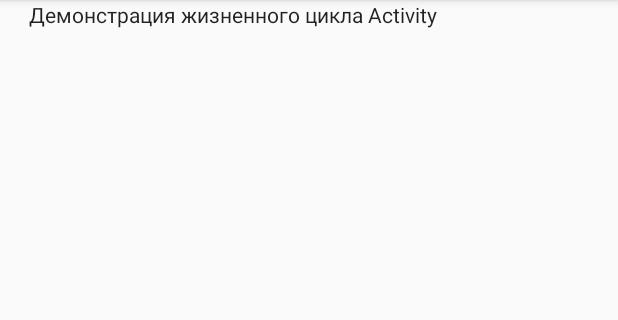
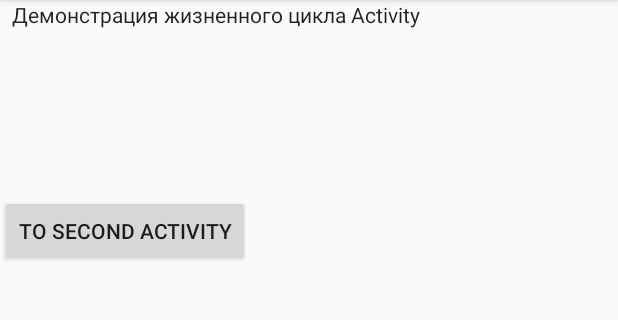
Before and after one commit to apetrovskiy/GeekAndroidBasic, an Android app: the screen it shows after launch (LifeCycleActivity), on a phone screen of 412 x 824 dp, the part 84-404 px from its top. Run offline under Robolectric (Android 15) with nearby library versions, the phone set to English and light mode, and no system bars.

```diff
--- a/Lesson_02/LifeCycleActivity/app/src/main/AndroidManifest.xml
+++ b/Lesson_02/LifeCycleActivity/app/src/main/AndroidManifest.xml
@@ -12,10 +12,11 @@
         <activity android:name=".LifeCycleActivity">
             <intent-filter>
                 <action android:name="android.intent.action.MAIN" />
-
+                <action android:name="android.intent.action.VIEW" />
                 <category android:name="android.intent.category.LAUNCHER" />
             </intent-filter>
         </activity>
+        <activity android:name=".SecondActivity" />
     </application>
 
 </manifest>
--- a/Lesson_02/LifeCycleActivity/app/src/main/java/ru/geekbrains/lifecycleactivity/LifeCycleActivity.java
+++ b/Lesson_02/LifeCycleActivity/app/src/main/java/ru/geekbrains/lifecycleactivity/LifeCycleActivity.java
@@ -1,23 +1,32 @@
 package ru.geekbrains.lifecycleactivity;
 
+import android.content.Intent;
 import android.os.PersistableBundle;
 import android.support.v7.app.AppCompatActivity;
 import android.os.Bundle;
+import android.view.View;
 import android.widget.Toast;
 
 public class LifeCycleActivity extends AppCompatActivity {
+    String instanceState = "";
 
     @Override
     protected void onCreate(Bundle savedInstanceState) {
         super.onCreate(savedInstanceState);
         setContentView(R.layout.activity_life_cycle);
-        String instanceState;
         if (null == savedInstanceState) {
             instanceState = "Первый запуск!";
         } else {
-            instanceState = "Повторный запуск!";
+            instanceState += "Повторный запуск!";
         }
         showActivityStatus(instanceState + " - onCreate()");
+        findViewById(R.id.toSecondActivityBtn).setOnClickListener(new View.OnClickListener(){
+            @Override
+            public void onClick(View v) {
+                Intent intent = new Intent(LifeCycleActivity.this, SecondActivity.class);
+                startActivity(intent);
+            }
+        });
     }
 
     @Override
@@ -68,10 +77,12 @@ public class LifeCycleActivity extends AppCompatActivity {
         showActivityStatus("onDestroy()");
     }
 
-    private void showActivityStatus(String s) {
+    private void showActivityStatus(String status) {
+        instanceState += "\r\n";
+        instanceState += status;
         Toast.makeText(
                 getApplicationContext(),
-                s,
-                Toast.LENGTH_SHORT).show();
+                instanceState,
+                Toast.LENGTH_LONG).show();
     }
 }
--- a/Lesson_02/LifeCycleActivity/app/src/main/res/layout/activity_life_cycle.xml
+++ b/Lesson_02/LifeCycleActivity/app/src/main/res/layout/activity_life_cycle.xml
@@ -1,9 +1,10 @@
 <?xml version="1.0" encoding="utf-8"?>
-<android.support.constraint.ConstraintLayout xmlns:android="http://schemas.android.com/apk/res/android"
+<LinearLayout xmlns:android="http://schemas.android.com/apk/res/android"
     xmlns:app="http://schemas.android.com/apk/res-auto"
     xmlns:tools="http://schemas.android.com/tools"
     android:layout_width="match_parent"
     android:layout_height="match_parent"
+    android:orientation="vertical"
     tools:context=".LifeCycleActivity">
 
     <TextView
@@ -19,4 +20,10 @@
         tools:layout_editor_absoluteY="174dp"
         app:layout_constraintHorizontal_bias="0.46" />
 
-</android.support.constraint.ConstraintLayout>
+    <Button
+        android:id="@+id/toSecondActivityBtn"
+        android:layout_width="wrap_content"
+        android:layout_height="wrap_content"
+        android:text="@string/to_second_activity" />
+
+</LinearLayout>
--- /dev/null
+++ b/Lesson_02/LifeCycleActivity/app/src/main/res/layout/activity_second.xml
@@ -0,0 +1,6 @@
+<?xml version="1.0" encoding="utf-8"?>
+<android.support.constraint.ConstraintLayout
+    xmlns:android="http://schemas.android.com/apk/res/android" android:layout_width="match_parent"
+    android:layout_height="match_parent">
+
+</android.support.constraint.ConstraintLayout>
--- a/Lesson_02/LifeCycleActivity/app/src/main/res/values/strings.xml
+++ b/Lesson_02/LifeCycleActivity/app/src/main/res/values/strings.xml
@@ -1,3 +1,4 @@
 <resources>
     <string name="app_name">LifeCycleActivity</string>
+    <string name="to_second_activity">To Second Activity</string>
 </resources>
```
Also changed, not shown: Lesson_02/LifeCycleActivity/app/src/main/java/ru/geekbrains/lifecycleactivity/SecondActivity.java (added, +13 -0 lines).
